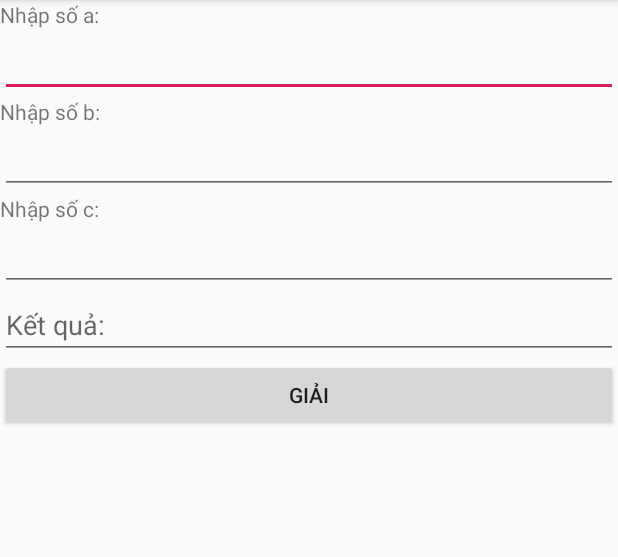
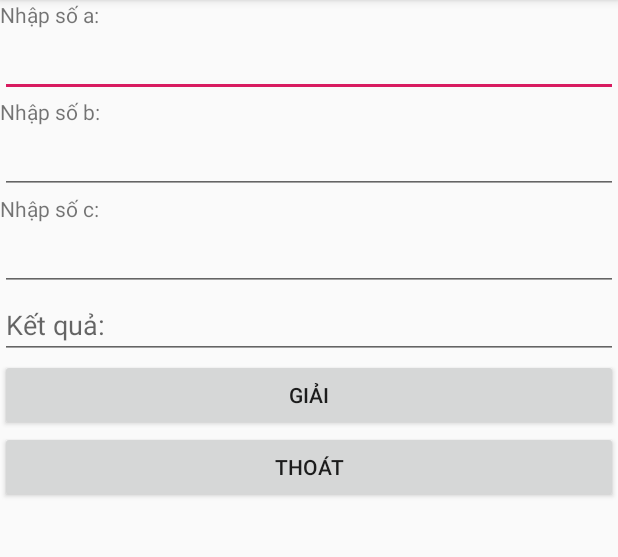
Before and after one commit to duykunz17/KTTK1, an Android app: the screen it shows after launch (MainActivity), on a phone screen of 412 x 824 dp, the part 84-641 px from its top. Run offline under Robolectric (Android 15) with nearby library versions, the phone set to English and light mode, and no system bars.

Commit message:
Add button exit

```diff
--- a/app/src/main/java/se/iuh/kttk1/MainActivity.java
+++ b/app/src/main/java/se/iuh/kttk1/MainActivity.java
@@ -5,12 +5,13 @@ import android.os.Bundle;
 import android.view.View;
 import android.widget.Button;
 import android.widget.EditText;
+import android.widget.Toast;
 
 import java.text.DecimalFormat;
 
 public class MainActivity extends AppCompatActivity {
     EditText txtA, txtB, txtC, txtKq;
-    Button btnGiai;
+    Button btnGiai, btnThoat;
 
     @Override
     protected void onCreate(Bundle savedInstanceState) {
@@ -26,6 +27,7 @@ public class MainActivity extends AppCompatActivity {
         txtC = findViewById(R.id.txtC);
         txtKq = findViewById(R.id.txtKq);
         btnGiai = findViewById(R.id.btnGiai);
+        btnThoat = findViewById(R.id.btnThoat);
     }
 
     private void addEvents() {
@@ -63,5 +65,12 @@ public class MainActivity extends AppCompatActivity {
                 }
             }
         });
+
+        btnThoat.setOnClickListener(new View.OnClickListener() {
+            @Override
+            public void onClick(View v) {
+                Toast.makeText(MainActivity.this,"Goodbye: Duy nhé!",Toast.LENGTH_SHORT).show();
+            }
+        });
     }
 }
--- a/app/src/main/res/layout/activity_main.xml
+++ b/app/src/main/res/layout/activity_main.xml
@@ -59,4 +59,10 @@
         android:layout_width="match_parent"
         android:layout_height="wrap_content"
         android:text="Giải" />
+
+    <Button
+        android:id="@+id/btnThoat"
+        android:layout_width="match_parent"
+        android:layout_height="wrap_content"
+        android:text="Thoát" />
 </LinearLayout>
```
